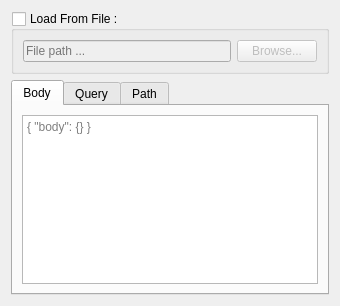
fatehmtd/RequestFlow, file RequestFlowApp/CoreView/ui/PayloadNodeUi.ui: the form before one commit.
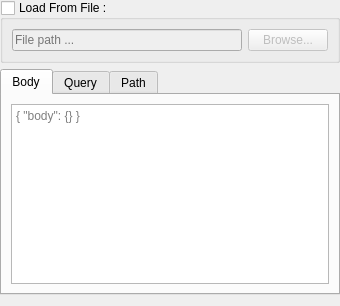
The form after the commit.

Patch:
```diff
--- a/RequestFlowApp/CoreView/ui/PayloadNodeUi.ui
+++ b/RequestFlowApp/CoreView/ui/PayloadNodeUi.ui
@@ -14,6 +14,15 @@
    <string>PayloadNode</string>
   </property>
   <layout class="QGridLayout" name="gridLayout_2">
+   <property name="leftMargin">
+    <number>0</number>
+   </property>
+   <property name="topMargin">
+    <number>0</number>
+   </property>
+   <property name="rightMargin">
+    <number>0</number>
+   </property>
    <item row="0" column="0">
     <widget class="QGroupBox" name="groupBox_loadFromFile">
      <property name="title">
```
